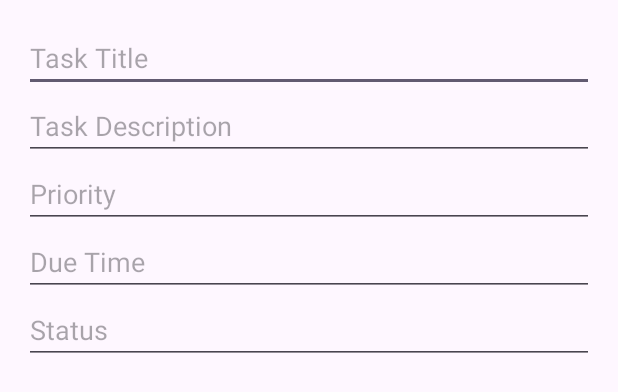
After one commit to smilee1111/pr-voir_planner_application, an Android app: the layout dialog_add_task.xml on its own in the app's theme, with its tools: preview values and no code run, on a phone screen of 412 x 824 dp. The commit adds this screen. Shown: the top 392 px of the screen. Run offline under Robolectric (Android 15) with nearby library versions, the phone set to English and light mode, and no system bars.

Commit message:
task page dialog box addition

```diff
--- /dev/null
+++ b/Prvoir_Planner/app/src/main/res/layout/dialog_add_task.xml
@@ -0,0 +1,43 @@
+<?xml version="1.0" encoding="utf-8"?>
+<LinearLayout xmlns:android="http://schemas.android.com/apk/res/android"
+    android:layout_width="match_parent"
+    android:layout_height="wrap_content"
+    android:orientation="vertical"
+    android:padding="16dp">
+
+    <EditText
+        android:id="@+id/editTaskTitle"
+        android:layout_width="match_parent"
+        android:layout_height="wrap_content"
+        android:hint="Task Title"
+        android:inputType="text" />
+
+    <EditText
+        android:id="@+id/editTaskDescription"
+        android:layout_width="match_parent"
+        android:layout_height="wrap_content"
+        android:hint="Task Description"
+        android:inputType="text" />
+
+    <EditText
+        android:id="@+id/editTaskPriority"
+        android:layout_width="match_parent"
+        android:layout_height="wrap_content"
+        android:hint="Priority"
+        android:inputType="text" />
+
+    <EditText
+        android:id="@+id/editTaskDueTime"
+        android:layout_width="match_parent"
+        android:layout_height="wrap_content"
+        android:hint="Due Time"
+        android:inputType="datetime" />
+
+    <EditText
+        android:id="@+id/editTaskStatus"
+        android:layout_width="match_parent"
+        android:layout_height="wrap_content"
+        android:hint="Status"
+        android:inputType="text" />
+
+</LinearLayout>
--- a/Prvoir_Planner/app/src/main/res/layout/fragment_task_activity.xml
+++ b/Prvoir_Planner/app/src/main/res/layout/fragment_task_activity.xml
@@ -9,7 +9,7 @@
     <androidx.recyclerview.widget.RecyclerView
         android:id="@+id/taskRecyclerView"
         android:layout_width="match_parent"
-        android:layout_height="0dp"
+        android:layout_height="match_parent"
         android:layout_marginTop="16dp"
         android:layout_marginBottom="16dp"
         android:layout_gravity="center"
--- a/Prvoir_Planner/app/src/main/res/layout/item_task.xml
+++ b/Prvoir_Planner/app/src/main/res/layout/item_task.xml
@@ -37,4 +37,5 @@
         android:layout_height="wrap_content"
         android:text="Status" />
 
+
 </LinearLayout>
```
Also changed, not shown: Prvoir_Planner/app/src/main/java/com/example/pr_voir_planner/ui/activity/NavigationActivity.kt (+15 -13 lines), Prvoir_Planner/app/src/main/java/com/example/pr_voir_planner/ui/fragment/TaskFragment.kt (+41 -4 lines).
